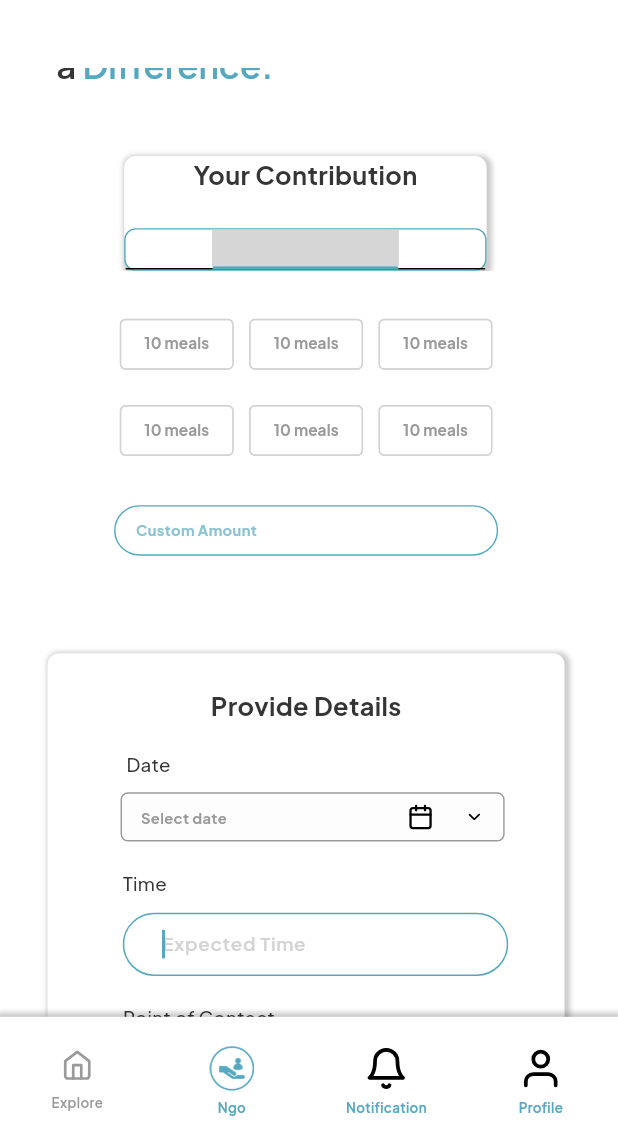
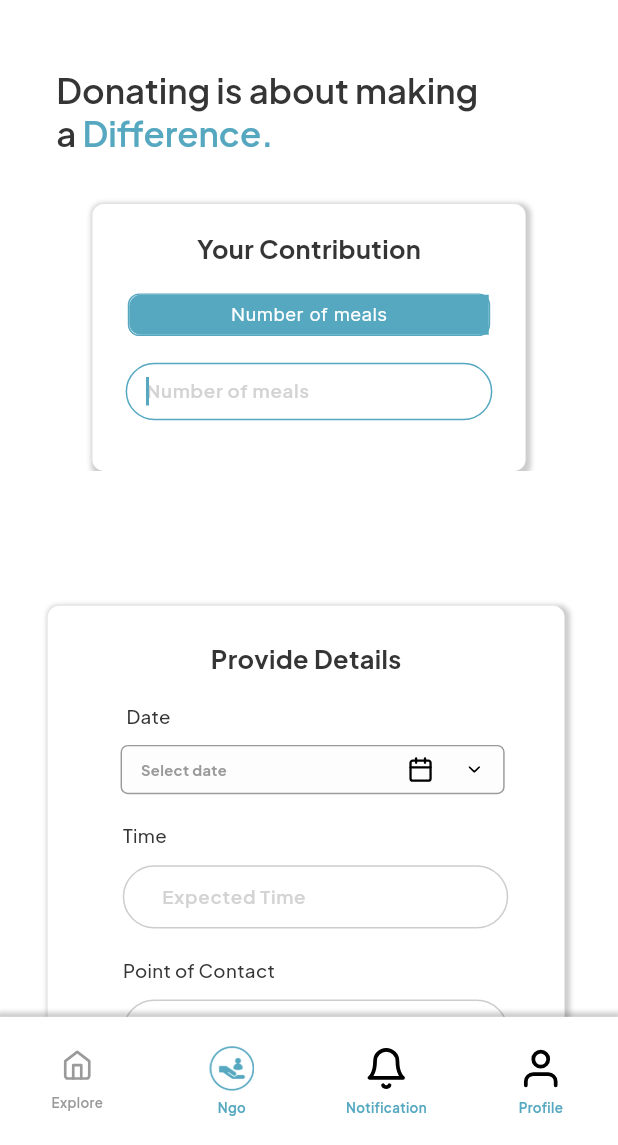
Before and after one commit to Deeksha-03/meal_connect_final, a Flutter app: the screen it shows after launch, on a phone screen of 412 x 824 dp, the part 91-1236 px from its top. Run offline on Flutter 3.47's test engine with Material 3 defaults, Android fonts, the light colour scheme and no system bars; our stand-ins replace cached_network_image, carousel_slider, dotted_border, flutter_svg, pin_code_fields, readmore and 1 more; grey boxes are pictures that could not be loaded.

Commit message:
fixed frontend

```diff
--- a/lib/presentation/checkout_page_tab_container_screen/checkout_page_tab_container_screen.dart
+++ b/lib/presentation/checkout_page_tab_container_screen/checkout_page_tab_container_screen.dart
@@ -6,12 +6,11 @@ import 'package:meal_connect/presentation/ngo_order_list_page/ngo_order_list_pag
 import 'package:meal_connect/widgets/app_bar/appbar_subtitle.dart';
 import 'package:meal_connect/widgets/app_bar/custom_app_bar.dart';
 import 'package:meal_connect/widgets/custom_bottom_bar.dart';
+import 'package:meal_connect/widgets/custom_text_form_field.dart';
+import 'package:meal_connect/widgets/custom_elevated_button.dart';
 
 class CheckoutPageTabContainerScreen extends StatefulWidget {
-  const CheckoutPageTabContainerScreen({Key? key})
-      : super(
-          key: key,
-        );
+  const CheckoutPageTabContainerScreen({Key? key}) : super(key: key);
 
   @override
   CheckoutPageTabContainerScreenState createState() =>
@@ -22,7 +21,7 @@ class CheckoutPageTabContainerScreenState
     extends State<CheckoutPageTabContainerScreen>
     with TickerProviderStateMixin {
   late TabController tabviewController;
-
+  TextEditingController phoneNumberController = TextEditingController();
   GlobalKey<NavigatorState> navigatorKey = GlobalKey();
 
   @override
@@ -48,6 +47,7 @@ class CheckoutPageTabContainerScreenState
                       Align(
                         alignment: Alignment.centerLeft,
                         child: Container(
+                          height: 72.v,
                           width: 322.h,
                           margin: EdgeInsets.only(
                             left: 39.h,
@@ -77,24 +77,28 @@ class CheckoutPageTabContainerScreenState
                           ),
                         ),
                       ),
-                      SizedBox(height: 52.v),
+                      SizedBox(height: 30.v),
                       Container(
+                        height: 200.v,
+                        width: 300.h,
                         margin: EdgeInsets.only(
-                          left: 86.h,
-                          right: 91.h,
+                          left: 10.h,
+                          right: 10.h,
                         ),
                         decoration: AppDecoration.outlineBlack9004.copyWith(
                           borderRadius: BorderRadiusStyle.roundedBorder8,
                         ),
                         child: Column(
+
                           mainAxisSize: MainAxisSize.min,
                           children: [
+                            SizedBox(height: 20.v),
                             Text(
                               "Your Contribution",
                               style:
-                                  CustomTextStyles.titleMediumBluegray900Bold,
+                              CustomTextStyles.titleMediumBluegray900Bold,
                             ),
-                            SizedBox(height: 27.v),
+                            SizedBox(height: 20.v),
                             Container(
                               height: 32.v,
                               width: 251.h,
@@ -107,44 +111,49 @@ class CheckoutPageTabContainerScreenState
                                   width: 1.h,
                                 ),
                               ),
-                              child: TabBar(
-                                controller: tabviewController,
-                                labelPadding: EdgeInsets.zero,
-                                tabs: [
-                                  Tab(
-                                    child: SizedBox(
-                                      height: 32.v,
-                                      width: 129.h,
-                                      child: Stack(
-                                        alignment: Alignment.bottomCenter,
-                                        children: [
-                                          SvgPicture.asset(
-                                            'assets/imgRectangle6.svg', // Replace with your SVG file path
-                                            height: 32.v,
-                                            width: 129.h,
-                                            alignment: Alignment.center,
+                              child: Row(
+                                children: [
+                                  Expanded(
+                                      child: Container(
+                                        decoration: BoxDecoration(
+                                          color: tabviewController.index == 0
+                                              ? theme.colorScheme.primary
+                                              : Colors.transparent,
+                                          borderRadius: BorderRadius.only(
+                                            topLeft: Radius.circular(8.h),
+                                            bottomLeft: Radius.circular(8.h),
                                           ),
-                                          Align(
-                                            alignment: Alignment.bottomCenter,
-                                            child: Padding(
-                                              padding:
-                                                  EdgeInsets.only(bottom: 6.v),
-                                              child: Text(
-                                                "Number of meals",
-                                              ),
+                                        ),
+                                        child: Center(
+                                          child: Text(
+                                            "Number of meals",
+                                            style: TextStyle(
+                                              color: tabviewController.index == 0
+                                                  ? Colors.white
+                                                  : theme.colorScheme.primary,
                                             ),
                                           ),
-                                        ],
+
+                                        ),
                                       ),
                                     ),
-                                  ),
-
                                 ],
                               ),
                             ),
+                            Padding(
+                              padding: EdgeInsets.symmetric(
+                                  horizontal: 23.h, vertical: 20.v),
+                              child: CustomTextFormField(
+                                controller: phoneNumberController,
+                                hintText: "Number of meals",
+                                textInputType: TextInputType.phone,
+                              ),
+                            ),
                           ],
+
                         ),
                       ),
+
                       SizedBox(
                         height: 867.v,
                         child: TabBarView(
@@ -166,7 +175,6 @@ class CheckoutPageTabContainerScreenState
     );
   }
 
-  /// Section Widget
   PreferredSizeWidget _buildAppBar(BuildContext context) {
     return CustomAppBar(
       height: 94.v,
@@ -178,7 +186,6 @@ class CheckoutPageTabContainerScreenState
     );
   }
 
-  /// Section Widget
   Widget _buildBottomBar(BuildContext context) {
     return CustomBottomBar(
       onChanged: (BottomBarEnum type) {
@@ -188,7 +195,6 @@ class CheckoutPageTabContainerScreenState
     );
   }
 
-  ///Handling route based on bottom click actions
   String getCurrentRoute(BottomBarEnum type) {
     switch (type) {
       case BottomBarEnum.Explore:
@@ -204,7 +210,6 @@ class CheckoutPageTabContainerScreenState
     }
   }
 
-  ///Handling page based on route
   Widget getCurrentPage(String currentRoute) {
     switch (currentRoute) {
       case AppRoutes.ngoOrderListPage:
--- a/lib/presentation/checkout_page_two_page/checkout_page_two_page.dart
+++ b/lib/presentation/checkout_page_two_page/checkout_page_two_page.dart
@@ -38,7 +38,6 @@ class CheckoutPageTwoPageState extends State<CheckoutPageTwoPage>
                   Padding(
                       padding: EdgeInsets.only(left: 33.h, right: 37.h),
                       child: Column(children: [
-                        _buildMealsSection(context),
                         SizedBox(height: 73.v),
                         _buildDonationFormSection(context)
                       ]))
@@ -46,25 +45,7 @@ class CheckoutPageTwoPageState extends State<CheckoutPageTwoPage>
   }
 
   /// Section Widget
-  Widget _buildMealsSection(BuildContext context) {
-    return Container(
-        padding: EdgeInsets.symmetric(horizontal: 46.h),
-        child: Column(children: [
-          Wrap(
-              runSpacing: 10.64.v,
-              spacing: 10.64.h,
-              children:
-                  List<Widget>.generate(6, (index) => EightythreeItemWidget())),
-          SizedBox(height: 29.v),
-          Container(
-              width: 266.h,
-              padding: EdgeInsets.symmetric(horizontal: 14.h, vertical: 10.v),
-              decoration: AppDecoration.outlinePrimary
-                  .copyWith(borderRadius: BorderRadiusStyle.roundedBorder20),
-              child: Text("Custom Amount",
-                  style: CustomTextStyles.labelMediumPrimary))
-        ]));
-  }
+
 
   /// Section Widget
   Widget _buildSelectCampaignSection(BuildContext context) {
@@ -147,7 +128,9 @@ class CheckoutPageTwoPageState extends State<CheckoutPageTwoPage>
                   textInputType: TextInputType.phone,
                   contentPadding:
                       EdgeInsets.symmetric(horizontal: 23.h, vertical: 13.v)))
-        ]));
+        ]
+        )
+    );
   }
 
   /// Section Widget
--- a/lib/widgets/custom_text_form_field.dart
+++ b/lib/widgets/custom_text_form_field.dart
@@ -104,7 +104,7 @@ class CustomTextFormField extends StatelessWidget {
         suffixIcon: suffix,
         suffixIconConstraints: suffixConstraints,
         isDense: true,
-        contentPadding: contentPadding ?? EdgeInsets.all(17.h),
+        contentPadding: contentPadding ?? EdgeInsets.all(10.h),
         fillColor: fillColor ?? theme.colorScheme.onPrimaryContainer,
         filled: filled,
         border: borderDecoration ??
```
